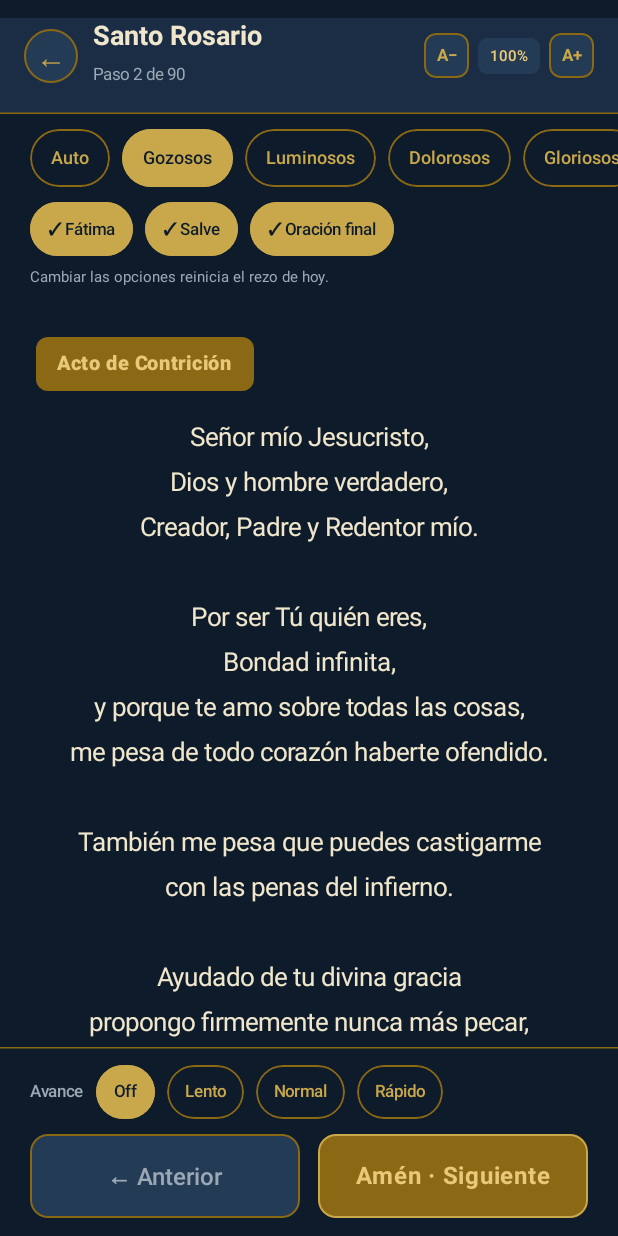
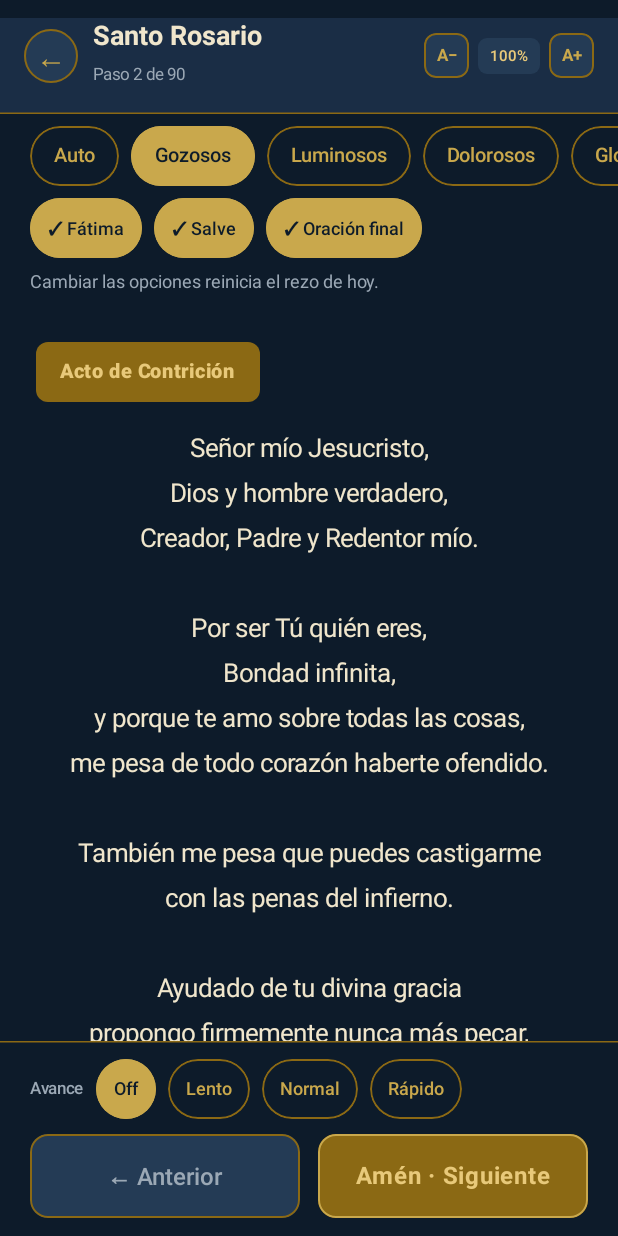
Before and after one commit to Mauricio-Cardozo/kotlin-igle-dig, an Android app built with Jetpack Compose: the RosarioScreen screen opened through its navigation route, after a tap on "Amén · Siguiente", on a phone screen of 412 x 824 dp. Run offline under Robolectric (Android 15) with nearby library versions, the phone set to English and light mode, and no system bars; network calls fail; 2 statements that could not run were skipped; 3 other taps on this screen came first.

Commit message:
refactor(oracion): usar Spacing y áreas táctiles de 40 dp en el rosario
Por qué: el runner del rosario repetía dp/sp literales y sus píldoras quedaban por debajo de un área táctil cómoda.

- Sustituye paddings literales por Spacing.*
- Píldoras con altura mínima de 40 dp y texto 12/13 sp
- Aviso de reinicio de 10 a 12 sp
- Badge y subtítulo escalan con el multiplicador de fuente
- Estado de carga con LoadingState compartido

Co-Authored-By: Claude Sonnet 5.5 <noreply@anthropic.com>
Claude-Session: https://claude.ai/code/session_014Qsuk6mNzRVM5BStHindt4

```diff
--- a/app/src/main/java/com/example/ui/oracion/RosarioScreen.kt
+++ b/app/src/main/java/com/example/ui/oracion/RosarioScreen.kt
@@ -16,6 +16,7 @@ import androidx.compose.foundation.layout.Spacer
 import androidx.compose.foundation.layout.fillMaxSize
 import androidx.compose.foundation.layout.fillMaxWidth
 import androidx.compose.foundation.layout.height
+import androidx.compose.foundation.layout.heightIn
 import androidx.compose.foundation.layout.padding
 import androidx.compose.foundation.layout.size
 import androidx.compose.foundation.rememberScrollState
@@ -49,6 +50,7 @@ import androidx.compose.ui.unit.dp
 import androidx.compose.ui.unit.sp
 import androidx.lifecycle.compose.collectAsStateWithLifecycle
 import com.example.ui.common.FontSizeControl
+import com.example.ui.common.LoadingState
 import com.example.ui.common.ScreenHeader
 import com.example.ui.common.pressable
 import com.example.ui.theme.GoldLight
@@ -58,6 +60,7 @@ import com.example.ui.theme.NavyBackground
 import com.example.ui.theme.NavySeparator
 import com.example.ui.theme.NavySurfaceElevated
 import com.example.ui.theme.Radii
+import com.example.ui.theme.Spacing
 import com.example.ui.theme.TextPrimary
 import com.example.ui.theme.TextSecondary
 import kotlinx.coroutines.delay
@@ -114,7 +117,9 @@ fun RosarioScreen(
                 .fillMaxSize()
                 .background(NavyBackground)
                 .testTag("screen_rosario")
-        )
+        ) {
+            LoadingState()
+        }
         return
     }
 
@@ -168,7 +173,7 @@ fun RosarioScreen(
             modifier = Modifier
                 .weight(1f)
                 .verticalScroll(rememberScrollState())
-                .padding(start = 24.dp, end = 24.dp, top = 20.dp, bottom = 60.dp),
+                .padding(start = Spacing.xxl, end = Spacing.xxl, top = Spacing.xl, bottom = Spacing.xxxl),
             verticalArrangement = Arrangement.Center
         ) {
             Crossfade(
@@ -209,9 +214,9 @@ private fun SelectorMisterio(
         modifier = Modifier
             .fillMaxWidth()
             .horizontalScroll(rememberScrollState())
-            .padding(horizontal = 20.dp, vertical = 10.dp)
+            .padding(horizontal = Spacing.xl, vertical = Spacing.sm)
             .testTag("rosario_misterios"),
-        horizontalArrangement = Arrangement.spacedBy(8.dp)
+        horizontalArrangement = Arrangement.spacedBy(Spacing.sm)
     ) {
         MisterioRosario.entries.forEach { opcion ->
             PillRosario(
@@ -243,9 +248,9 @@ private fun SelectorOraciones(
             modifier = Modifier
                 .fillMaxWidth()
                 .horizontalScroll(rememberScrollState())
-                .padding(horizontal = 20.dp)
-                .padding(bottom = if (advertirReinicio) 2.dp else 10.dp),
-            horizontalArrangement = Arrangement.spacedBy(8.dp)
+                .padding(horizontal = Spacing.xl)
+                .padding(bottom = if (advertirReinicio) Spacing.xs else Spacing.sm),
+            horizontalArrangement = Arrangement.spacedBy(Spacing.sm)
         ) {
             OracionOpcional.entries.forEach { opcion ->
                 val activa = opcion.incluidaEn(oraciones)
@@ -264,8 +269,8 @@ private fun SelectorOraciones(
             Text(
                 text = "Cambiar las opciones reinicia el rezo de hoy.",
                 color = TextSecondary,
-                fontSize = 10.sp,
-                modifier = Modifier.padding(start = 20.dp, end = 20.dp, bottom = 8.dp)
+                fontSize = 12.sp,
+                modifier = Modifier.padding(start = Spacing.xl, end = Spacing.xl, bottom = Spacing.sm)
             )
         }
     }
@@ -286,11 +291,9 @@ private fun PillRosario(
             .clip(shape)
             .background(if (activa) GoldPrimary else Color.Transparent)
             .border(1.dp, if (activa) GoldPrimary else GoldSubtle, shape)
+            .heightIn(min = ALTURA_MINIMA_PILDORA)
             .pressable(pressedAlpha = 0.7f, onClick = onClick)
-            .padding(
-                horizontal = if (compact) 12.dp else 14.dp,
-                vertical = if (compact) 6.dp else 7.dp
-            )
+            .padding(horizontal = if (compact) Spacing.md else Spacing.lg)
             .semantics { selected = activa }
             .testTag(testTag),
         contentAlignment = Alignment.Center
@@ -298,11 +301,14 @@ private fun PillRosario(
         Text(
             text = texto,
             color = if (activa) NavyBackground else GoldPrimary,
-            fontSize = if (compact) 11.sp else 12.sp,
+            fontSize = if (compact) 12.sp else 13.sp,
             fontWeight = FontWeight.SemiBold
         )
     }
 }
+
+/** Alto mínimo de las píldoras de los selectores, para un área táctil cómoda. */
+private val ALTURA_MINIMA_PILDORA = 40.dp
 
 /** Diámetro de cada cuenta de la decena, en paridad con la RN. */
 private val TAMANO_CUENTA = 14.dp
@@ -445,26 +451,26 @@ private fun ContenidoPaso(
         Box(
             modifier = Modifier
                 .background(GoldSubtle, RoundedCornerShape(Radii.md))
-                .padding(horizontal = 14.dp, vertical = 6.dp)
+                .padding(horizontal = Spacing.lg, vertical = Spacing.sm)
         ) {
             Text(
                 text = paso.title,
                 color = GoldLight,
-                fontSize = 13.sp,
+                fontSize = (13f * fontMultiplier).sp,
                 fontWeight = FontWeight.ExtraBold,
                 letterSpacing = 0.5.sp
             )
         }
-        Spacer(Modifier.height(16.dp))
+        Spacer(Modifier.height(Spacing.lg))
 
         if (paso.subtitle != null && mostrarSubtitulo) {
             Text(
                 text = paso.subtitle,
                 color = TextSecondary,
-                fontSize = 12.sp,
+                fontSize = (12f * fontMultiplier).sp,
                 fontStyle = FontStyle.Italic
             )
-            Spacer(Modifier.height(12.dp))
+            Spacer(Modifier.height(Spacing.md))
         }
 
         Text(
```
